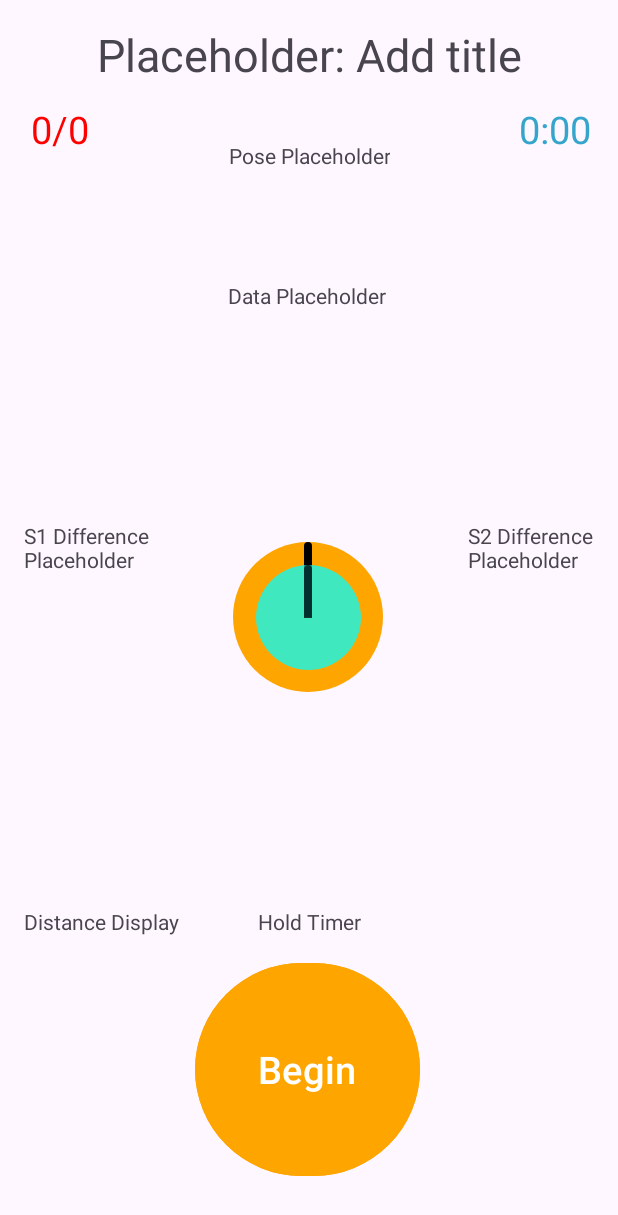
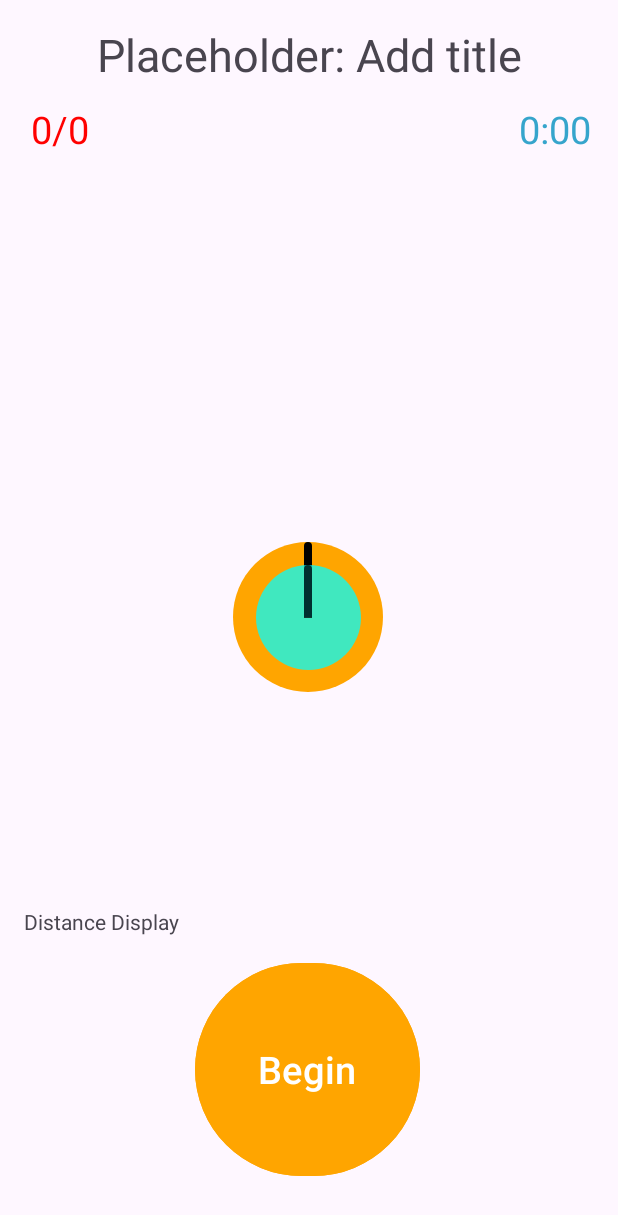
Before and after one commit to degoedek/eTherapyII, an Android app: the fragment TherapyMainFragment shown on its own in the app's theme, on a phone screen of 412 x 824 dp. Shown: the top 1215 px of the screen. Run offline under Robolectric (Android 15) with nearby library versions, the phone set to English and light mode, and no system bars; libraries missing offline, so code that uses them is left out: com.wit.witsdk; 7 statements that could not run were skipped.

Commit message:
Created the hold timer and removed some testing textviews

```diff
--- a/app/src/main/res/layout/fragment_therapy_main.xml
+++ b/app/src/main/res/layout/fragment_therapy_main.xml
@@ -116,59 +116,10 @@
         android:id="@+id/HoldTV"
         android:layout_width="wrap_content"
         android:layout_height="wrap_content"
-        android:layout_marginBottom="200dp"
-        android:text="Hold Timer"
+        android:layout_marginBottom="284dp"
+        android:text=""
         app:layout_constraintBottom_toBottomOf="parent"
         app:layout_constraintEnd_toEndOf="parent"
         app:layout_constraintStart_toStartOf="parent" />
 
-    <TextView
-        android:id="@+id/poseDisplay"
-        android:layout_width="wrap_content"
-        android:layout_height="wrap_content"
-        android:gravity="center"
-        android:text="Pose Placeholder"
-        app:layout_constraintBottom_toBottomOf="parent"
-        app:layout_constraintEnd_toEndOf="parent"
-        app:layout_constraintStart_toStartOf="parent"
-        app:layout_constraintTop_toTopOf="parent"
-        app:layout_constraintVertical_bias="0.117" />
-
-    <TextView
-        android:id="@+id/dataDisplay"
-        android:layout_width="wrap_content"
-        android:layout_height="wrap_content"
-        android:gravity="center"
-        android:text="Data Placeholder"
-        app:layout_constraintBottom_toBottomOf="parent"
-        app:layout_constraintEnd_toEndOf="parent"
-        app:layout_constraintHorizontal_bias="0.496"
-        app:layout_constraintStart_toStartOf="parent"
-        app:layout_constraintTop_toTopOf="parent"
-        app:layout_constraintVertical_bias="0.233" />
-
-    <TextView
-        android:id="@+id/s1AngularDifference"
-        android:layout_width="wrap_content"
-        android:layout_height="wrap_content"
-        android:text="S1 Difference\nPlaceholder"
-        app:layout_constraintBottom_toBottomOf="parent"
-        app:layout_constraintEnd_toEndOf="parent"
-        app:layout_constraintHorizontal_bias="0.049"
-        app:layout_constraintStart_toStartOf="parent"
-        app:layout_constraintTop_toTopOf="parent"
-        app:layout_constraintVertical_bias="0.44" />
-
-    <TextView
-        android:id="@+id/s2AngularDifference"
-        android:layout_width="wrap_content"
-        android:layout_height="wrap_content"
-        android:text="S2 Difference\nPlaceholder"
-        app:layout_constraintBottom_toBottomOf="parent"
-        app:layout_constraintEnd_toEndOf="parent"
-        app:layout_constraintHorizontal_bias="0.95"
-        app:layout_constraintStart_toStartOf="parent"
-        app:layout_constraintTop_toTopOf="parent"
-        app:layout_constraintVertical_bias="0.44" />
-
 </androidx.constraintlayout.widget.ConstraintLayout>
```
Also changed, not shown: app/src/main/java/com/example/etherapyii/TherapyMainFragment.java (+39 -34 lines).
